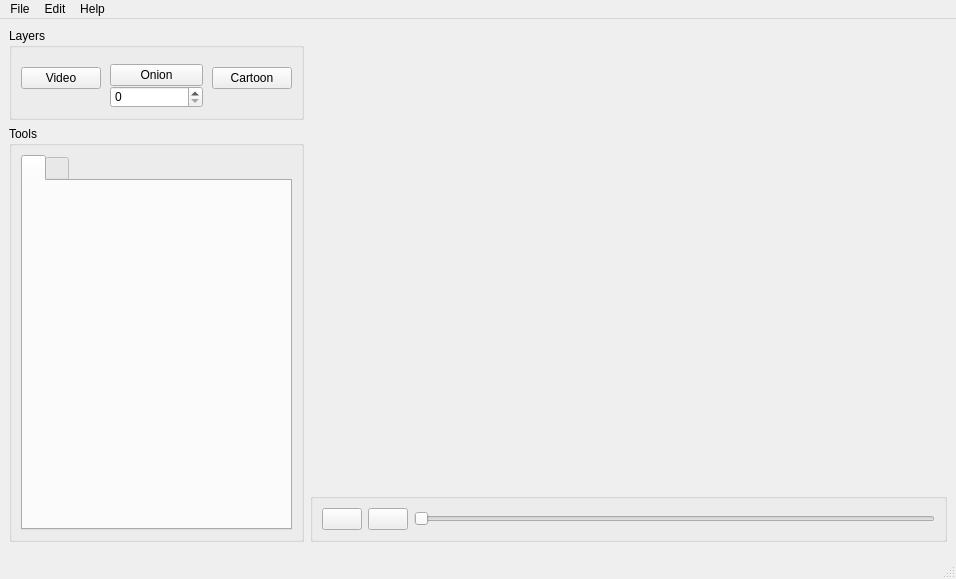
Old version of the form editor.ui in the repository masters-info-nantes/cartoonerie-qt.
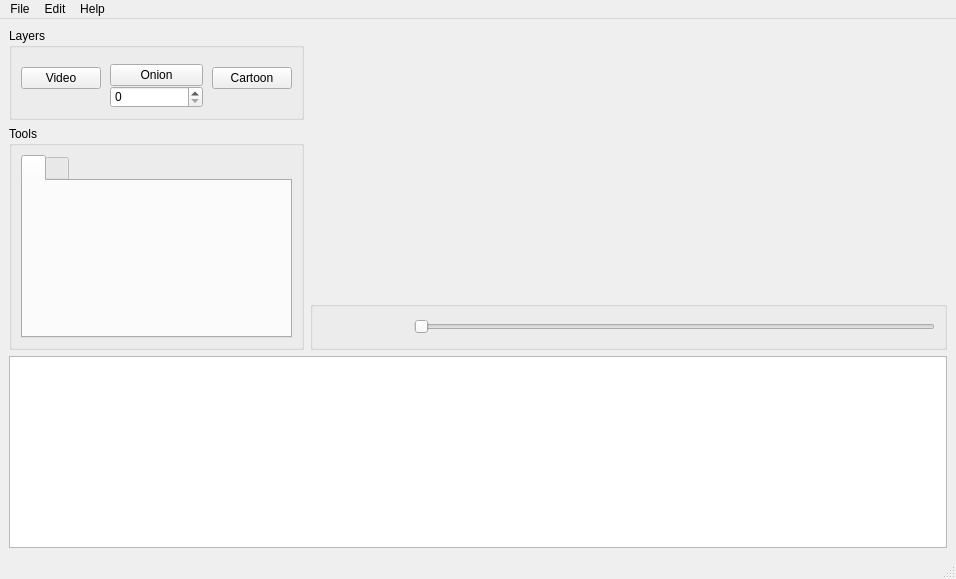
New version of the form. The open tabs and pages were chosen to show the change. Icons and pictures are not drawn. Custom widgets are drawn as their Qt base class.

```diff
--- a/editor.ui
+++ b/editor.ui
@@ -254,7 +254,7 @@
               <bool>false</bool>
              </property>
              <property name="flat">
-              <bool>false</bool>
+              <bool>true</bool>
              </property>
             </widget>
            </item>
@@ -279,6 +279,9 @@
                <height>24</height>
               </size>
              </property>
+             <property name="flat">
+              <bool>true</bool>
+             </property>
             </widget>
            </item>
            <item>
@@ -296,7 +299,14 @@
      </layout>
     </item>
     <item>
-     <widget class="QWidget" name="Frames" native="true"/>
+     <widget class="QListWidget" name="thumbnailsList">
+      <property name="sizePolicy">
+       <sizepolicy hsizetype="Expanding" vsizetype="Minimum">
+        <horstretch>0</horstretch>
+        <verstretch>0</verstretch>
+       </sizepolicy>
+      </property>
+     </widget>
     </item>
    </layout>
   </widget>
```
Left out of the diff: 2 changed lines with no effect on the pictures.
